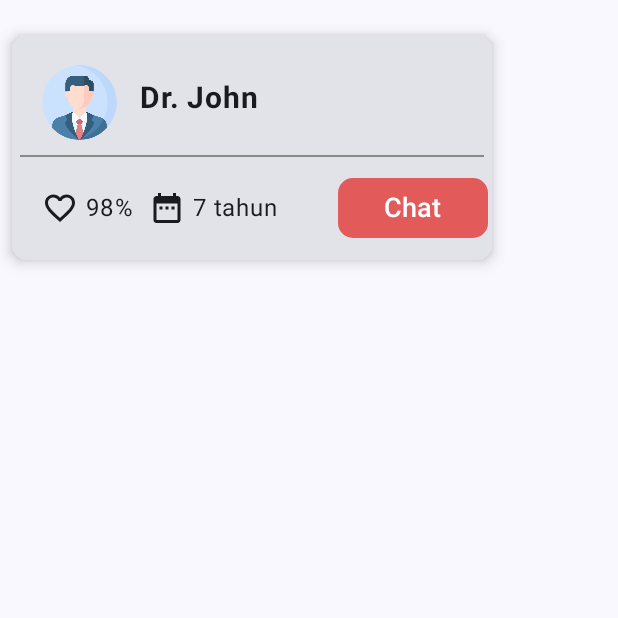
After one commit to waradli/App-LifeBloodID, an Android app built with Jetpack Compose: the composable ItemDokter called with sample values from the repository, on a phone screen of 412 x 824 dp, the top half of it. The commit adds this screen. Run offline under Robolectric (Android 15) with nearby library versions, the phone set to English and light mode, and no system bars.

Commit message:
buat menu daftar chat dokter

```diff
--- /dev/null
+++ b/app/src/main/java/com/example/appslifebloodid/data/DataColumnDokter.kt
@@ -0,0 +1,45 @@
+package com.example.appslifebloodid.data
+
+import com.example.appslifebloodid.R
+import com.example.appslifebloodid.model.dataDokter
+
+object DataColumnDokter {
+    val dokterColumn = listOf(
+        dataDokter(
+            id = 1,
+            rating = "98%",
+            name = "Dr. John",
+            photo = R.drawable.img_profile,
+            masakerja = "7 tahun"
+        ),
+        dataDokter(
+            id = 2,
+            rating = "98%",
+            name = "Dr. John",
+            photo = R.drawable.img_profile,
+            masakerja = "7 tahun"
+        ),
+        dataDokter(
+            id = 3,
+            rating = "98%",
+            name = "Dr. John",
+            photo = R.drawable.img_profile,
+            masakerja = "7 tahun"
+        ),
+        dataDokter(
+            id = 4,
+            rating = "98%",
+            name = "Dr. John",
+            photo = R.drawable.img_profile,
+            masakerja = "7 tahun"
+        ),
+        dataDokter(
+            id = 4,
+            rating = "98%",
+            name = "Dr. John",
+            photo = R.drawable.img_profile,
+            masakerja = "7 tahun"
+        )
+
+    )
+}
--- /dev/null
+++ b/app/src/main/java/com/example/appslifebloodid/intro/onboarding/components/menu_home/chat/ItemDokter.kt
@@ -0,0 +1,95 @@
+package com.example.appslifebloodid.intro.onboarding.components.menu_home.chat
+
+import androidx.compose.foundation.Image
+import androidx.compose.foundation.background
+import androidx.compose.foundation.layout.Box
+import androidx.compose.foundation.layout.Column
+import androidx.compose.foundation.layout.Row
+import androidx.compose.foundation.layout.Spacer
+import androidx.compose.foundation.layout.height
+import androidx.compose.foundation.layout.padding
+import androidx.compose.foundation.layout.width
+import androidx.compose.foundation.shape.RoundedCornerShape
+import androidx.compose.material.icons.Icons
+import androidx.compose.material.icons.filled.DateRange
+import androidx.compose.material.icons.filled.FavoriteBorder
+import androidx.compose.material3.Button
+import androidx.compose.material3.ButtonDefaults
+import androidx.compose.material3.Card
+import androidx.compose.material3.CardDefaults
+import androidx.compose.material3.Divider
+import androidx.compose.material3.Icon
+import androidx.compose.material3.Text
+import androidx.compose.runtime.Composable
+import androidx.compose.ui.Alignment
+import androidx.compose.ui.Modifier
+import androidx.compose.ui.graphics.Color
+import androidx.compose.ui.res.painterResource
+import androidx.compose.ui.text.font.FontWeight
+import androidx.compose.ui.unit.dp
+import androidx.compose.ui.unit.sp
+import androidx.navigation.NavController
+import com.example.appslifebloodid.R
+import com.example.appslifebloodid.model.dataDokter
+
+@Composable
+fun ItemDokter(modifier: Modifier = Modifier,
+               dtDokter:dataDokter,
+) {
+    Column(modifier = modifier.padding(top = 15.dp)) {
+        Card(
+            modifier = Modifier
+                .padding(horizontal = 8.dp, vertical = 8.dp)
+                .width(320.dp)
+                .height(150.dp),
+            shape = RoundedCornerShape(10.dp),
+            elevation = CardDefaults.cardElevation(
+                defaultElevation = 6.dp
+            )
+        ) {
+            Column (modifier = Modifier){
+                Row (modifier = Modifier.padding(top = 10.dp)){
+                    Column(modifier = Modifier.padding(top = 10.dp, start = 20.dp)) {
+                        Card(
+                            modifier = Modifier
+                                .width(50.dp)
+                                .height(50.dp),
+                            shape = RoundedCornerShape(30.dp)
+                        ) {
+                            Image(
+                                painter = painterResource(id = R.drawable.img_profile),
+                                contentDescription = null
+                            )
+                        }
+                    }
+                    Spacer(modifier = Modifier.width(15.dp))
+                    Text(text = dtDokter.name, fontSize = 20.sp, fontWeight = FontWeight.Bold, modifier = Modifier.padding(top = 20.dp))
+                }
+                Spacer(modifier = Modifier.height(10.dp))
+                Divider(
+                    thickness = 1.dp,
+                    color = Color.Gray,
+                    modifier = Modifier.padding(start = 5.dp, end = 5.dp)
+                )
+                Spacer(modifier = Modifier.height(10.dp))
+                Row (modifier=Modifier.padding(start = 20.dp),
+                    verticalAlignment = Alignment.CenterVertically){
+                    Icon(imageVector = Icons.Default.FavoriteBorder, contentDescription = null)
+                    Spacer(modifier = Modifier.width(5.dp))
+                    Text(text = dtDokter.rating)
+                    Spacer(modifier = Modifier.width(10.dp))
+                    Icon(imageVector = Icons.Default.DateRange, contentDescription = null)
+                    Spacer(modifier = Modifier.width(5.dp))
+                    Text(text = dtDokter.masakerja)
+                    Spacer(modifier = Modifier.width(40.dp))
+                    Button(onClick = {  }, modifier = Modifier.width(100.dp), shape = RoundedCornerShape(10.dp), colors = ButtonDefaults.buttonColors(Color(0xffE35A5A))) {
+                        Text(text = "Chat", fontSize = 18.sp)
+                    }
+                }
+            }
+
+
+        }
+
+    }
+}
--- a/app/src/main/java/com/example/appslifebloodid/intro/onboarding/components/menu_home/ScreenChat.kt
+++ b/app/src/main/java/com/example/appslifebloodid/intro/onboarding/components/menu_home/chat/ScreenChat.kt
@@ -1,4 +1,4 @@
-package com.example.appslifebloodid.intro.onboarding.components.menu_home
+package com.example.appslifebloodid.intro.onboarding.components.menu_home.chat
 
 import androidx.compose.foundation.Image
 import androidx.compose.foundation.background
--- /dev/null
+++ b/app/src/main/java/com/example/appslifebloodid/model/dataDokter.kt
@@ -0,0 +1,9 @@
+package com.example.appslifebloodid.model
+
+data class dataDokter (
+    val id: Int,
+    val rating: String,
+    val name: String,
+    val photo:Int,
+    val masakerja: String,
+)
--- a/app/src/main/java/com/example/appslifebloodid/page/component/item_navbar/Item_Home.kt
+++ b/app/src/main/java/com/example/appslifebloodid/page/component/item_navbar/Item_Home.kt
@@ -210,7 +210,7 @@ fun Item_Home(navController: NavController) {
                         Modifier
                             .size(52.dp)
                             .padding(top = 8.dp, bottom = 4.dp)
-                            .clickable { navController.navigate("ScreenChat") }
+                            .clickable { navController.navigate("ScreenDaftarDr") }
                     )
                     Text(text = "Chat",
                         fontStyle = FontStyle.Italic,
--- a/app/src/main/java/com/example/appslifebloodid/route/BottomGraph.kt
+++ b/app/src/main/java/com/example/appslifebloodid/route/BottomGraph.kt
@@ -5,8 +5,9 @@ import androidx.compose.ui.Modifier
 import androidx.navigation.NavHostController
 import androidx.navigation.compose.NavHost
 import androidx.navigation.compose.composable
-import com.example.appslifebloodid.intro.onboarding.components.menu_home.ScreenChat
+import com.example.appslifebloodid.intro.onboarding.components.menu_home.chat.ScreenChat
 import com.example.appslifebloodid.intro.onboarding.components.menu_home.ScreenReward
+import com.example.appslifebloodid.intro.onboarding.components.menu_home.chat.ScreenDaftarDr
 import com.example.appslifebloodid.page.AboutScreen
 import com.example.appslifebloodid.page.Component.NavigateScreen.KebijakanPrivasi
 import com.example.appslifebloodid.page.Component.NavigateScreen.KetentuanPengguna
@@ -61,5 +62,8 @@ fun BottomGraph(
         composable(route = "ScreenChat"){
             ScreenChat(navController = navController)
         }
+        composable(route = "ScreenDaftarDr"){
+            ScreenDaftarDr(navController = navController)
+        }
     }
 }
```
Also changed, not shown: app/src/main/java/com/example/appslifebloodid/intro/onboarding/components/menu_home/chat/ScreenDaftarDr.kt (added, +117 -0 lines), app/src/main/res/drawable/titiktiga.png (added).
